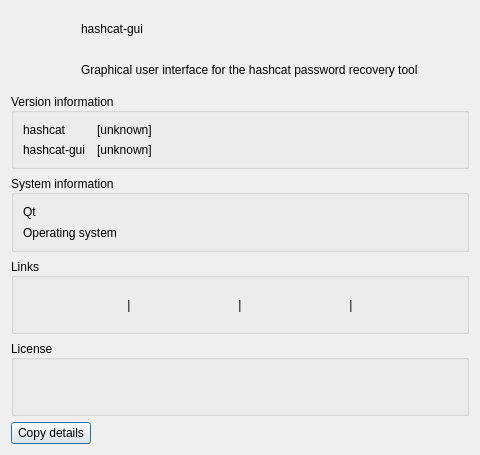
Old version of the form src/aboutdialog.ui in the repository rgroesslinger/hashcat-gui.
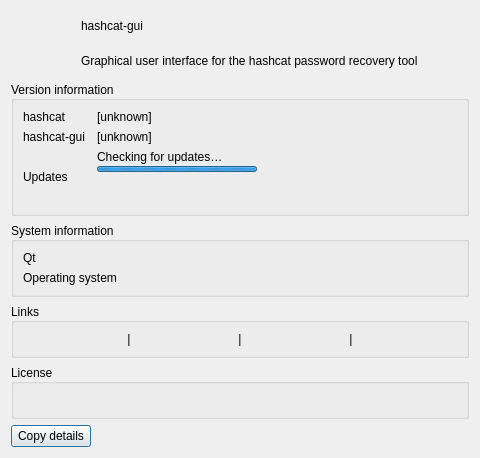
New version of the form.

What changed in the file:
```diff
--- a/src/aboutdialog.ui
+++ b/src/aboutdialog.ui
@@ -131,6 +131,107 @@
         </property>
        </widget>
       </item>
+      <item row="2" column="0">
+       <widget class="QLabel" name="label_update_text">
+        <property name="text">
+         <string>Updates</string>
+        </property>
+        <property name="alignment">
+         <set>Qt::AlignmentFlag::AlignLeading|Qt::AlignmentFlag::AlignLeft|Qt::AlignmentFlag::AlignVCenter</set>
+        </property>
+       </widget>
+      </item>
+      <item row="2" column="1">
+       <widget class="QWidget" name="widget_update" native="true">
+        <property name="minimumSize">
+         <size>
+          <width>360</width>
+          <height>0</height>
+         </size>
+        </property>
+        <property name="maximumSize">
+         <size>
+          <width>360</width>
+          <height>16777215</height>
+         </size>
+        </property>
+        <layout class="QVBoxLayout" name="verticalLayout_update">
+         <property name="spacing">
+          <number>2</number>
+         </property>
+         <property name="leftMargin">
+          <number>0</number>
+         </property>
+         <property name="topMargin">
+          <number>0</number>
+         </property>
+         <property name="rightMargin">
+          <number>0</number>
+         </property>
+         <property name="bottomMargin">
+          <number>0</number>
+         </property>
+         <item>
+          <widget class="QLabel" name="label_update_checking">
+           <property name="text">
+            <string>Checking for updates…</string>
+           </property>
+           <property name="wordWrap">
+            <bool>true</bool>
+           </property>
+          </widget>
+         </item>
+         <item>
+          <widget class="QProgressBar" name="progressBar_update">
+           <property name="minimumSize">
+            <size>
+             <width>0</width>
+             <height>6</height>
+            </size>
+           </property>
+           <property name="maximumSize">
+            <size>
+             <width>160</width>
+             <height>6</height>
+            </size>
+           </property>
+           <property name="minimum">
+            <number>0</number>
+           </property>
+           <property name="maximum">
+            <number>0</number>
+           </property>
+           <property name="textVisible">
+            <bool>false</bool>
+           </property>
+          </widget>
+         </item>
+         <item>
+          <widget class="QLabel" name="label_update_result">
+           <property name="text">
+            <string/>
+           </property>
+           <property name="wordWrap">
+            <bool>true</bool>
+           </property>
+          </widget>
+         </item>
+         <item>
+          <widget class="QLabel" name="label_update_link">
+           <property name="text">
+            <string/>
+           </property>
+           <property name="textInteractionFlags">
+            <set>Qt::TextInteractionFlag::LinksAccessibleByMouse|Qt::TextInteractionFlag::LinksAccessibleByKeyboard</set>
+           </property>
+           <property name="openExternalLinks">
+            <bool>true</bool>
+           </property>
+          </widget>
+         </item>
+        </layout>
+       </widget>
+      </item>
      </layout>
     </widget>
    </item>
```
